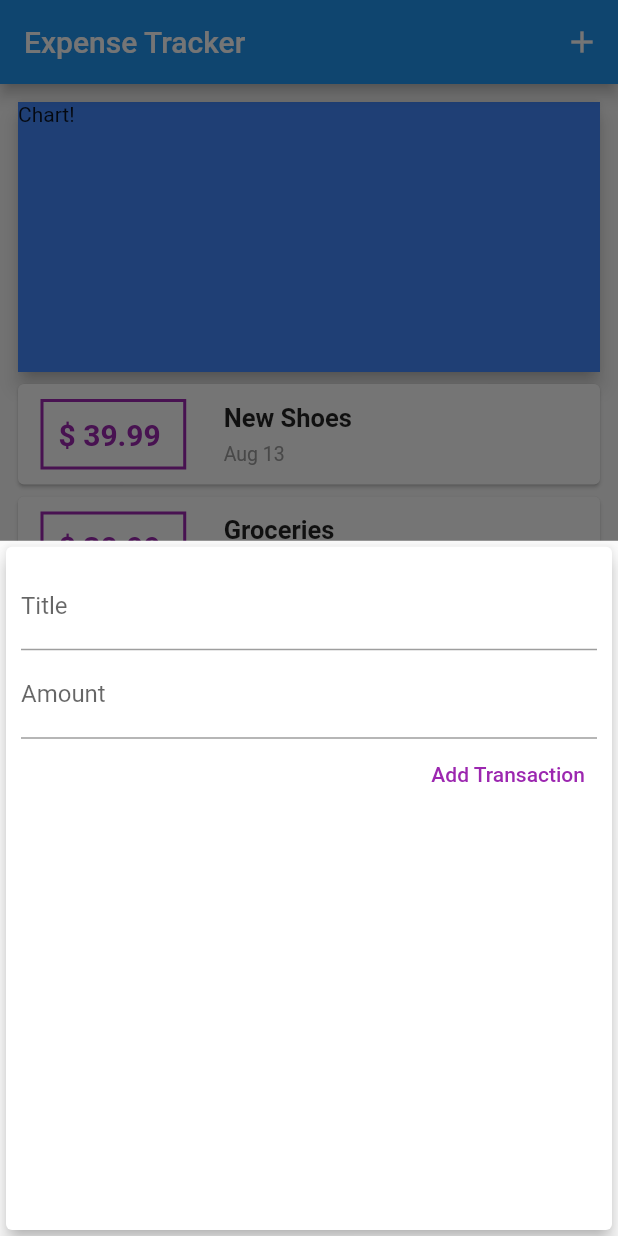
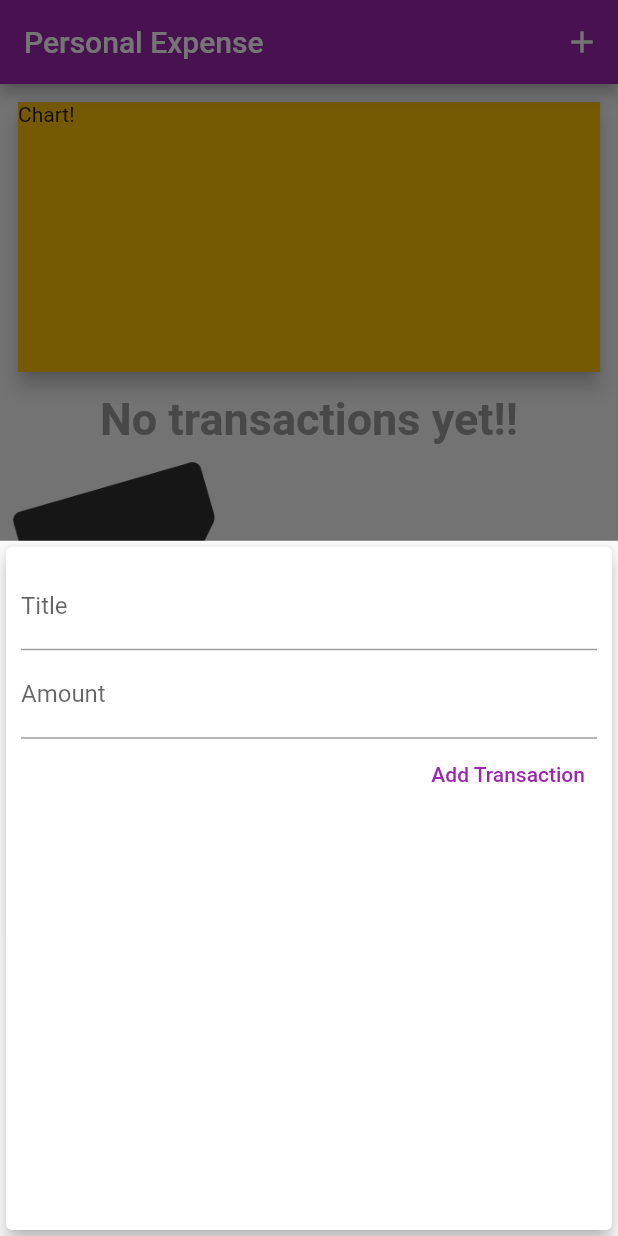
Before and after one commit to kishanSindhi/expense_tracker, a Flutter app: the screen it shows after launch, after a tap on the "add" icon, on a phone screen of 412 x 824 dp. Run offline on Flutter 3.47's test engine with Material 2 defaults, Android fonts, the phone set to English and light mode, and no system bars.

```diff
--- a/lib/main.dart
+++ b/lib/main.dart
@@ -14,8 +14,12 @@ class MyApp extends StatelessWidget {
   @override
   Widget build(BuildContext context) {
     return MaterialApp(
-      title: "Flutter App",
+      title: "Personal Expenses",
       home: MyHomePage(),
+      theme: ThemeData(
+        primarySwatch: Colors.purple,
+        accentColor: Colors.amber,
+      ),
     );
   }
 }
@@ -27,18 +31,18 @@ class MyHomePage extends StatefulWidget {
 
 class _MyHomePageState extends State<MyHomePage> {
   final List<Transaction> _userTransactions = [
-    Transaction(
-      id: "t1",
-      title: "New Shoes",
-      amount: 39.99,
-      date: DateTime.now(),
-    ),
-    Transaction(
-      id: "t2",
-      title: "Groceries",
-      amount: 30.99,
-      date: DateTime.now(),
-    ),
+    // Transaction(
+    //   id: "t1",
+    //   title: "New Shoes",
+    //   amount: 39.99,
+    //   date: DateTime.now(),
+    // ),
+    // Transaction(
+    //   id: "t2",
+    //   title: "Groceries",
+    //   amount: 30.99,
+    //   date: DateTime.now(),
+    // ),
   ];
 
   void _addNewTransaction(String txTitle, double txAmount) {
@@ -68,7 +72,7 @@ class _MyHomePageState extends State<MyHomePage> {
   Widget build(BuildContext context) {
     return Scaffold(
       appBar: AppBar(
-        title: Text("Expense Tracker"),
+        title: Text("Personal Expense"),
         actions: [
           IconButton(
             onPressed: () => _startAddNewTransaction(context),
@@ -87,7 +91,7 @@ class _MyHomePageState extends State<MyHomePage> {
                 child: Container(
                   width: double.infinity,
                   height: 180,
-                  color: Colors.blueAccent,
+                  color: Theme.of(context).accentColor,
                   child: Text("Chart!"),
                 ),
               ),
--- a/lib/widgets/new_transaction.dart
+++ b/lib/widgets/new_transaction.dart
@@ -25,6 +25,7 @@ class _NewTransactionState extends State<NewTransaction> {
       enteredTitle,
       enteredAmount,
     );
+    Navigator.of(context).pop();
   }
 
   @override
@@ -51,7 +52,7 @@ class _NewTransactionState extends State<NewTransaction> {
               child: Text(
                 "Add Transaction",
                 style: TextStyle(
-                  color: Colors.purple,
+                  color: Theme.of(context).primaryColor,
                 ),
               ),
             )
--- a/lib/widgets/transaction_list.dart
+++ b/lib/widgets/transaction_list.dart
@@ -9,7 +9,24 @@ class TransactionList extends StatelessWidget {
   Widget build(BuildContext context) {
     return Container(
       height: 470,
-      child: ListView.builder(
+      child: transactions.isEmpty
+          ? Column(
+              children: [
+                SizedBox(height: 10),
+                Text(
+                  "No transactions yet!!",
+                  style: TextStyle(
+                    fontWeight: FontWeight.bold,
+                    fontSize: 30,
+                    color: Colors.grey,
+                  ),
+                ),
+                SizedBox(height: 10),
+                Image.asset("images/waiting.png"),
+                SizedBox(height: 10),
+              ],
+            )
+          : ListView.builder(
               itemBuilder: (ctx, index) {
                 return Card(
                   child: Row(
@@ -20,12 +37,14 @@ class TransactionList extends StatelessWidget {
                           style: TextStyle(
                             fontWeight: FontWeight.bold,
                             fontSize: 20,
-                      color: Colors.purple,
+                            color: Theme.of(context).primaryColor,
                           ),
                         ),
-                  margin: EdgeInsets.symmetric(vertical: 10, horizontal: 15),
+                        margin:
+                            EdgeInsets.symmetric(vertical: 10, horizontal: 15),
                         decoration: BoxDecoration(
-                    border: Border.all(color: Colors.purple, width: 2),
+                          border: Border.all(
+                              color: Theme.of(context).primaryColor, width: 2),
                         ),
                         padding: EdgeInsets.all(10),
                       ),
--- a/pubspec.yaml
+++ b/pubspec.yaml
@@ -21,6 +21,7 @@ environment:
   sdk: ">=2.12.0 <3.0.0"
 
 dependencies:
+  google_fonts: ^2.1.0
   intl: ^0.17.0
   flutter:
     sdk: flutter
@@ -46,7 +47,8 @@ flutter:
   uses-material-design: true
 
   # To add assets to your application, add an assets section, like this:
-  # assets:
+  assets:
+    - images/waiting.png
   #   - images/a_dot_burr.jpeg
   #   - images/a_dot_ham.jpeg
 
```
Also changed, not shown: images/waiting.png (added), pubspec.lock. Lines whose indentation alone changed are shown as unchanged.
